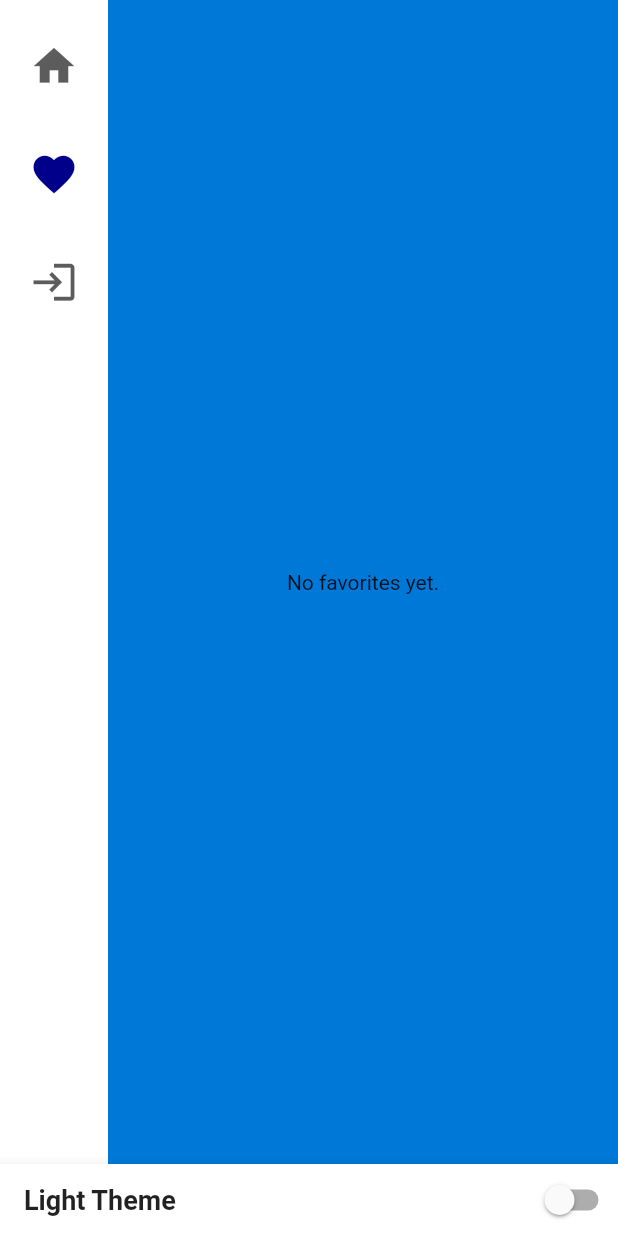
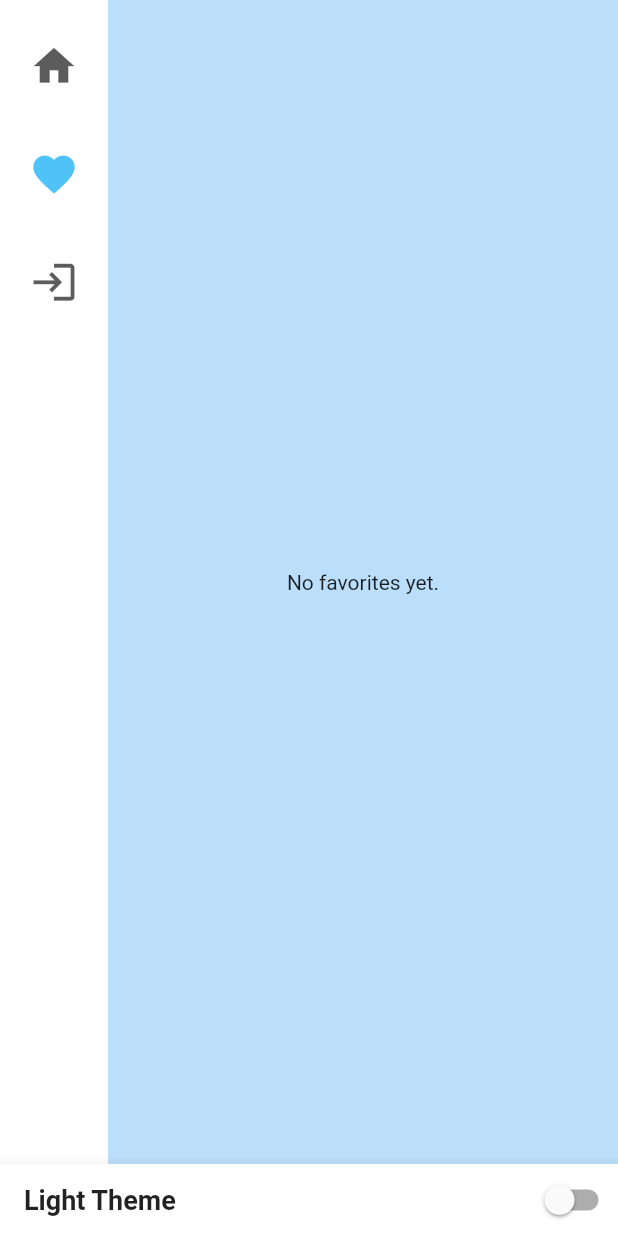
Before and after one commit to KiCodes/password_pool, a Flutter app: the screen it shows after launch, after a tap on "Favorites", on a phone screen of 412 x 824 dp. Run offline on Flutter 3.47's test engine with Material 2 defaults, Android fonts, the phone set to English and light mode, and no system bars; our stand-ins replace sqflite; accounts and stored records are empty.

Commit message:
gradient UI interface

```diff
--- a/lib/AppTheme.dart
+++ b/lib/AppTheme.dart
@@ -1,39 +1,76 @@
 import 'package:flutter/material.dart';
-
 import 'constants.dart';
 
+ThemeData lightThemeData(BuildContext context) {
+  final Color primaryColor = const Color(0xFF4FC3F7); // Darker blue
+  final Color secondaryColor = const Color(0xFFFFA726); // Darker orange
+  final Color lightBlue = const Color(0xFFBBDEFB);
+  final Color lightGreen = const Color(0xFFC8E6C9);
+
+  final ColorScheme colorScheme = ColorScheme.light(
+    primary: primaryColor,
+    secondary: secondaryColor,
+    background: lightBlue,
+    surface: Colors.white,
+    error: const Color(0xFFB00020),
+    onPrimary: Colors.white,
+    onSecondary: Colors.black,
+    onBackground: Colors.black,
+    onSurface: Colors.black,
+    onError: Colors.white,
+    brightness: Brightness.light,
+  );
 
 
+  return ThemeData.from(
+    colorScheme: colorScheme,
+    textTheme: const TextTheme(),
+  ).copyWith(
+    scaffoldBackgroundColor: Colors.transparent,
+    iconTheme: const IconThemeData(color: Colors.white54),
+    buttonTheme: ButtonThemeData(
+      colorScheme: colorScheme,
+      buttonColor: secondaryColor,
+      disabledColor: colorScheme.onSurface.withOpacity(0.12),
+      highlightColor: Colors.transparent,
+      splashColor: colorScheme.onSurface.withOpacity(0.12),
+      shape: RoundedRectangleBorder(borderRadius: BorderRadius.circular(8)),
+    ),
+    appBarTheme: const AppBarTheme(
+      backgroundColor: Colors.transparent,
+      elevation: 0,
+    ),
+  );
+}
 
-ThemeData lightThemeData (BuildContext context){
-  return ThemeData.light().copyWith(
+ThemeData darkThemeData(BuildContext context) {
+  final Color primaryColor = const Color(0xFF4FC3F7); // Darker blue
+  final Color secondaryColor = const Color(0xFFFFA726); // Darker orange
+  final Color darkGrey = const Color(0xFF212121);
 
-    scaffoldBackgroundColor: kprimary,
-    iconTheme: IconThemeData(color: kdarkerblue),
-    buttonTheme: ButtonThemeData(colorScheme:
-    ColorScheme.light(
-      background: Colors.redAccent,
-      primary: Colors.black54,
-    )),
-    colorScheme: ColorScheme.light(
-        background: kprimary,
-        tertiary: Colors.black38,
-        primary: kdarkerblue,
-        secondary: Colors.white70),
+  final ColorScheme colorScheme = ColorScheme.dark(
+    primary: primaryColor,
+    secondary: secondaryColor,
+    background: darkGrey,
+    surface: const Color(0xFF121212),
+    error: const Color(0xFFCF6679),
+    onPrimary: Colors.black,
+    onSecondary: Colors.black,
+    onBackground: Colors.white,
+    onSurface: Colors.white,
+    onError: Colors.black,
+    brightness: Brightness.dark,
   );
 
+  return ThemeData.from(
+    colorScheme: colorScheme,
+    textTheme: const TextTheme(),
+  ).copyWith(
+    scaffoldBackgroundColor: Colors.transparent,
+    iconTheme: const IconThemeData(color: Colors.white54),
+    appBarTheme: const AppBarTheme(
+      backgroundColor: Colors.transparent,
+      elevation: 0,
+    ),
+  );
 }
-
-ThemeData darkThemeData (BuildContext context){
-  return ThemeData.light().copyWith(
-
-    scaffoldBackgroundColor: kbackground,
-    iconTheme: IconThemeData(color: kbackground),
-    colorScheme: ColorScheme.dark().copyWith(
-        background: kbackground,
-        tertiary: Colors.black38,
-        primary: Colors.white,
-        secondary: Colors.white),
-  );
-
-}
--- a/lib/main.dart
+++ b/lib/main.dart
@@ -8,7 +8,6 @@ import 'package:provider/provider.dart';
 import 'AppTheme.dart';
 import 'EditPasswordField.dart';
 import 'database_service.dart';
-
 
 void main() {
   runApp(MyApp());
@@ -141,7 +140,6 @@ class MyAppState extends ChangeNotifier {
     return newWord;
   }
 
-
   List<Favorite> favorites = [];
   List<PasswordModel> _passwords = [];
 
@@ -269,6 +267,7 @@ class _MyHomePageState extends State<MyHomePage> {
     }
 
     return Scaffold(
+      backgroundColor: Colors.transparent,
       body: Row(
         children: [
           SafeArea(
@@ -346,7 +345,16 @@ class _GeneratorPageState extends State<GeneratorPage> {
   Widget build(BuildContext context) {
     final appState = Provider.of<MyAppState>(context);
 
-    return Center(
+    return Container(
+      decoration: BoxDecoration(
+        gradient: LinearGradient(
+            begin: Alignment.topLeft,
+            end: Alignment.topRight,
+          colors: !appState.isDarkMode
+              ? [Colors.lightBlueAccent, Colors.blue]
+              : [Colors.black12, Colors.black45],),
+      ),
+      child: Center(
         child: Column(
           mainAxisAlignment: MainAxisAlignment.center,
           children: [
@@ -370,7 +378,9 @@ class _GeneratorPageState extends State<GeneratorPage> {
                     appState.addToFavorites();
                   },
                   icon: Icon(
-                  appState.isFavorited ? Icons.favorite : Icons.favorite_border,
+                    appState.isFavorited
+                        ? Icons.favorite
+                        : Icons.favorite_border,
                   ),
                   label: Text(
                     appState.isFavorited ? 'Unfavorite' : 'Favourite',
@@ -390,6 +400,7 @@ class _GeneratorPageState extends State<GeneratorPage> {
               ],
             ),
           ],
+        ),
       ),
     );
   }
@@ -432,7 +443,6 @@ class _FavoritesPageState extends State<FavoritesPage> {
     });
   }
 
-
   @override
   Widget build(BuildContext context) {
     var theme = Theme.of(context);
@@ -452,13 +462,31 @@ class _FavoritesPageState extends State<FavoritesPage> {
     }
 
     return Scaffold(
+      backgroundColor: Colors.transparent,
       appBar: AppBar(
         title: Text('Favorites'),
         centerTitle: true,
         elevation: 0,
-        backgroundColor: theme.colorScheme.tertiary,
+        backgroundColor: Colors.transparent,
+        flexibleSpace: Container(
+          decoration: BoxDecoration(
+              gradient: LinearGradient(
+                  begin: Alignment.topLeft,
+                  end: Alignment.topRight,
+                colors: !appState.isDarkMode
+                    ? [Colors.lightBlueAccent, Colors.blue]
+                    : [Colors.black12, Colors.black45],)),
         ),
-      body: Padding(
+      ),
+      body: Container(
+        decoration: BoxDecoration(
+            gradient: LinearGradient(
+                begin: Alignment.topLeft,
+                end: Alignment.topRight,
+                colors: !appState.isDarkMode
+                    ? [Colors.lightBlueAccent, Colors.blue]
+                    : [Colors.black12, Colors.black45],)),
+        child: Padding(
           padding: const EdgeInsets.all(16),
           child: GridView.builder(
             itemCount: appStatepasswords.length,
@@ -487,8 +515,8 @@ class _FavoritesPageState extends State<FavoritesPage> {
                   });
                 },
                 child: GestureDetector(
-                onTap: (){
-                  if(password.visible == true){
+                  onTap: () {
+                    if (password.visible == true) {
                       // copy password to clipboard when card is tapped
                       Clipboard.setData(ClipboardData(text: password.password));
                       ScaffoldMessenger.of(context).showSnackBar(
@@ -502,9 +530,18 @@ class _FavoritesPageState extends State<FavoritesPage> {
                   child: Card(
                     elevation: 2,
                     shadowColor: theme.colorScheme.tertiary,
+                    color: theme.colorScheme.secondary,
                     shape: RoundedRectangleBorder(
-                    borderRadius: BorderRadius.circular(6),
+                      borderRadius: BorderRadius.circular(22),
                     ),
+                    child: Container(
+                      decoration: BoxDecoration(
+                        borderRadius: BorderRadius.circular(22),
+                          gradient:
+                          LinearGradient(
+                              begin: Alignment.topRight,
+                              end: Alignment.topLeft,
+                              colors: [Colors.orangeAccent, Colors.deepOrange])),
                       child: Padding(
                         padding: const EdgeInsets.all(18.0),
                         child: Row(
@@ -515,32 +552,42 @@ class _FavoritesPageState extends State<FavoritesPage> {
                                 crossAxisAlignment: CrossAxisAlignment.start,
                                 children: [
                                   Text(
-                                password.visible ? '${password.password}' : '•••••••••••',
+                                    password.visible
+                                        ? '${password.password}'
+                                        : '•••••••••••',
                                     style: TextStyle(
-                                    fontWeight: FontWeight.bold, fontSize: 23),
+                                        fontWeight: FontWeight.bold,
+                                        fontSize: 23,
+                                        color: theme.colorScheme.onPrimary),
                                   ),
                                   Text(
                                     '${password.field}',
                                     style: TextStyle(
                                         fontWeight: FontWeight.bold,
-                                    fontSize: 19),
+                                        fontSize: 19,
+                                        color: theme.colorScheme.onPrimary),
                                   ),
                                 ],
                               ),
                             ),
                             Center(
                               child: Row(
-                            mainAxisSize:  MainAxisSize.min,
+                                mainAxisSize: MainAxisSize.min,
                                 children: [
                                   GestureDetector(
                                     onTap: () {
                                       _togglePasswordVisibility(index);
                                     },
                                     child: Icon(
-                                  password.visible ? Icons.visibility : Icons.visibility_off,
-                                  color: theme.colorScheme.background,),
+                                      password.visible
+                                          ? Icons.visibility
+                                          : Icons.visibility_off,
+                                      color: theme.colorScheme.error,
                                     ),
-                              SizedBox(width: 16,),
+                                  ),
+                                  SizedBox(
+                                    width: 16,
+                                  ),
                                   GestureDetector(
                                     onTap: () {
                                       // Navigate to the edit page here and pass the password object to it.
@@ -553,19 +600,23 @@ class _FavoritesPageState extends State<FavoritesPage> {
                                         ),
                                       );
                                     },
-                                child: Icon(Icons.edit, color: theme.iconTheme.color),
+                                    child: Icon(Icons.edit,
+                                        color: theme.colorScheme.error),
                                   ),
                                   SizedBox(width: 16),
                                   GestureDetector(
                                     onTap: () {
-                                  appState.lastInsertedPasswordId = password.id!;
+                                      appState.lastInsertedPasswordId =
+                                          password.id!;
                                       appState
-                                      .removeFromFavorites(context, password.id!)
+                                          .removeFromFavorites(
+                                              context, password.id!)
                                           .then((value) {
                                         _loadPasswords();
                                       });
                                     },
-                                child: Icon(Icons.favorite, color: Colors.redAccent),
+                                    child: Icon(Icons.favorite,
+                                        color: theme.colorScheme.error),
                                   ),
                                 ],
                               ),
@@ -575,15 +626,15 @@ class _FavoritesPageState extends State<FavoritesPage> {
                       ),
                     ),
                   ),
+                ),
               );
             },
+          ),
         ),
       ),
     );
   }
 }
-
-
 
 // class LoginPage extends StatelessWidget{
 //
@@ -602,8 +653,9 @@ class BigCard extends StatelessWidget {
   Widget build(BuildContext context) {
     var theme = Theme.of(context);
     var style = theme.textTheme.displayMedium!.copyWith(
-      color: theme.colorScheme.secondary,
-    );
+        color: theme.colorScheme.onPrimary,
+        fontSize: 30,
+        fontWeight: FontWeight.bold);
 
     return Padding(
       padding: const EdgeInsets.all(30.0),
@@ -614,6 +666,14 @@ class BigCard extends StatelessWidget {
           borderRadius: BorderRadius.circular(20),
         ),
         elevation: 8,
+        child: Container(
+          decoration: BoxDecoration(
+            borderRadius: BorderRadius.circular(20),
+            gradient: LinearGradient(
+                begin: Alignment.topCenter,
+                end: Alignment.bottomCenter,
+                colors: [Colors.orangeAccent, Colors.deepOrangeAccent]),
+          ),
           child: Padding(
             padding: const EdgeInsets.all(
                 16.0), // adding 16 pixels padding around the text
@@ -622,6 +682,7 @@ class BigCard extends StatelessWidget {
                   appState._randomNumbers +
                   appState._randomNonAlpha,
               style: style,
+            ),
           ),
         ),
       ),
```
Lines whose indentation alone changed are shown as unchanged.
